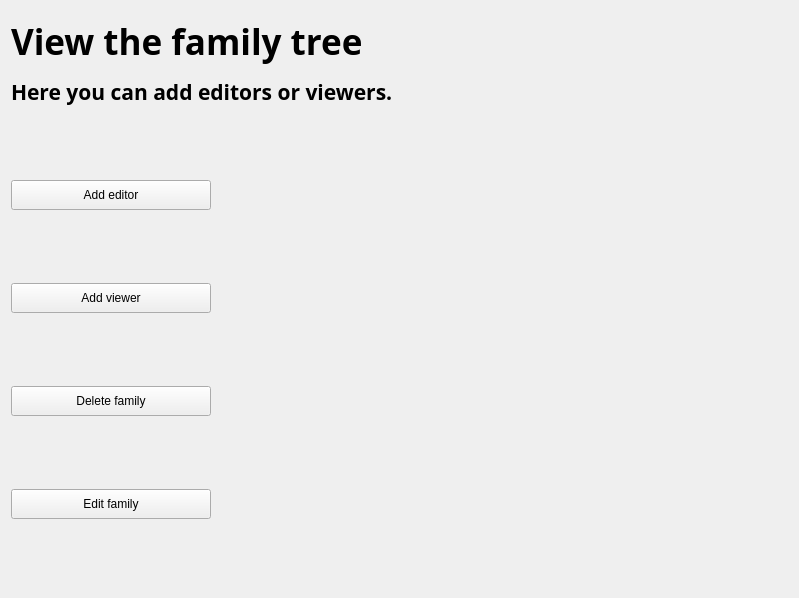
This is FamilyTree/src/gui/viewpage.ui in moumitahmad/Stammbaum as Qt 5 draws it before an edit. The edited form follows.
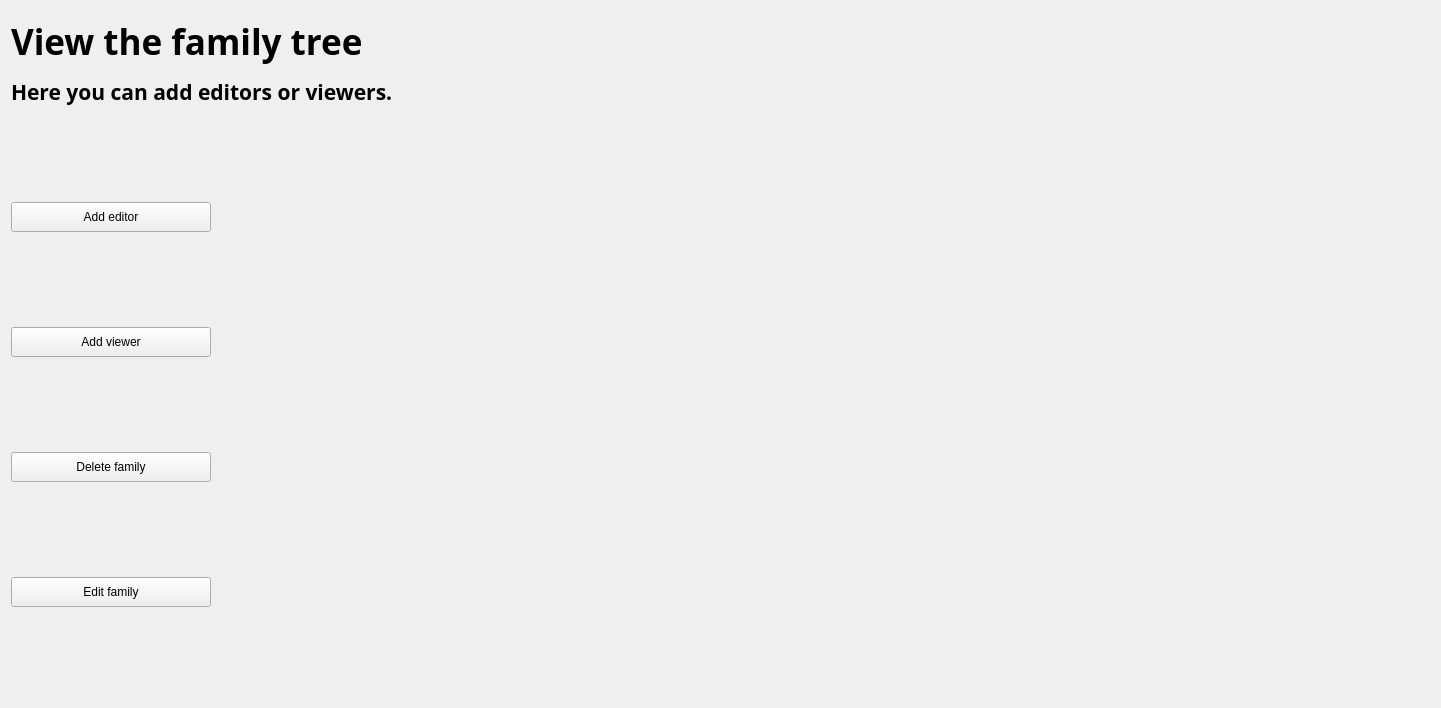
This is the edited form.

Patch:
```diff
--- a/FamilyTree/src/gui/viewpage.ui
+++ b/FamilyTree/src/gui/viewpage.ui
@@ -6,8 +6,8 @@
    <rect>
     <x>0</x>
     <y>0</y>
-    <width>799</width>
-    <height>598</height>
+    <width>1441</width>
+    <height>708</height>
    </rect>
   </property>
   <property name="windowTitle">
```
